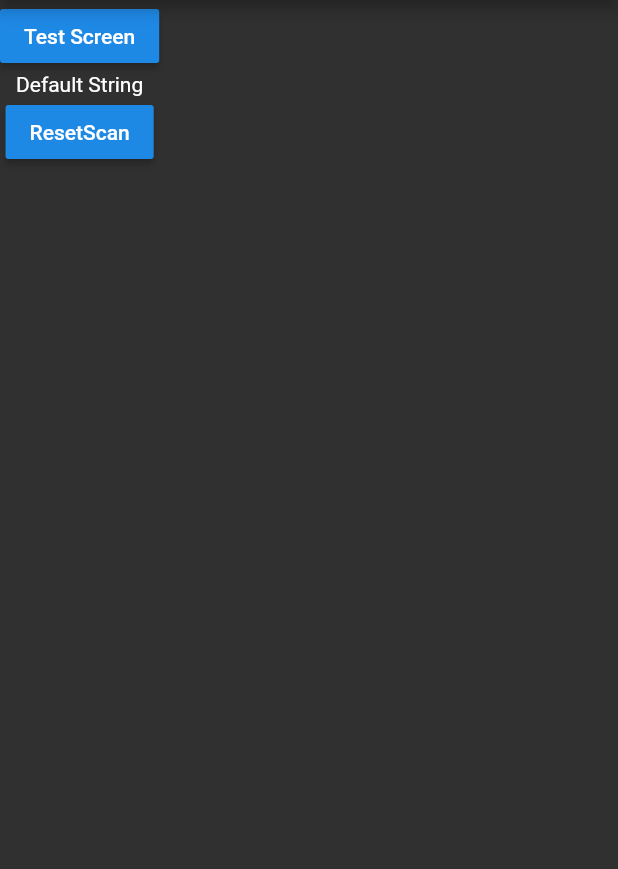
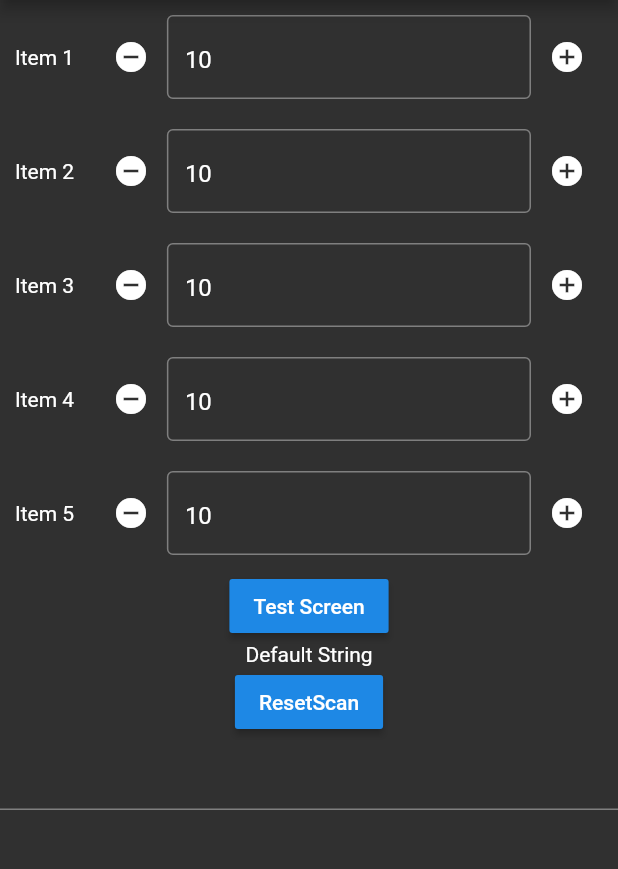
Before and after one commit to dammitcoetzee/simpletory, a Flutter app: the ListItemTestScreen screen opened by its route, on a phone screen of 412 x 824 dp, the part 84-953 px from its top. Run offline on Flutter 3.47's test engine with Material 2 defaults, Android fonts, the light colour scheme and no system bars; missing offline and left inert: barcode_scan.

Commit message:
Start of Item Model, made initial list view of listless pick screen

```diff
--- /dev/null
+++ b/flutter_app/simpletory_app/lib/item_model.dart
@@ -0,0 +1,18 @@
+library item_model;
+
+class Item{
+
+  String itemName;
+  int qty;
+
+  Item(this.itemName, this.qty);
+
+  itemUp(int incrementor){
+    this.qty += incrementor;
+  }
+
+  itemDown(int decrementor){
+    this.qty -= decrementor;
+  }
+
+}
--- a/flutter_app/simpletory_app/lib/simpletory_list_item.dart
+++ b/flutter_app/simpletory_app/lib/simpletory_list_item.dart
@@ -1,27 +1,124 @@
 library simpletory_list_item;
+
 import 'package:flutter/material.dart';
 
 import 'package:barcode_scan/barcode_scan.dart';
 import 'package:flutter/services.dart';
 
 import 'main.dart';
+import 'item_model.dart';
 
-class ListItemTestScreen extends StatefulWidget{
+class ListItemTestScreen extends StatefulWidget {
   @override
   ListItemTestScreenState createState() => ListItemTestScreenState();
 }
 
-class ListItemTestScreenState extends State<ListItemTestScreen>{
-  var _result = "Default String";
+class ListItemTestScreenState extends State<ListItemTestScreen> {
   @override
-  Widget build(BuildContext context){
+  Widget build(BuildContext context) {
     return Scaffold(
-      appBar: SimpletoryAppBar(context, titleName:"List Item Test"),
-      body: Column(children: [RaisedButton(child:Text("Test Screen"), onPressed: _scanQR ,), Text(_result),RaisedButton(child:Text("ResetScan"), onPressed: () {setState(() {
-              this._result = "RESET";
-            });} ,)])
+      appBar: SimpletoryAppBar(context, titleName: "List Item Test"),
+      // body:
+      body: InventoryList(),
     );
   }
+}
+
+class InventoryList extends StatelessWidget {
+  final List<Item> _testList = [
+    Item("Item 1", 10),
+    Item("Item 2", 10),
+    Item("Item 3", 10),
+    Item("Item 4", 10),
+    Item("Item 5", 10),
+  ];
+
+  InventoryList();
+
+  ListView _buildList(
+    context,
+  ) {
+    return ListView.builder(
+      itemCount: (_testList.length + 1),
+      itemBuilder: (context, index) {
+        if (index >= _testList.length) {
+          return TestInventoryCard();
+        } else
+          return InventoryCard(_testList[index]);
+      },
+    );
+  }
+
+  @override
+  Widget build(BuildContext context) {
+    return _buildList(context);
+  }
+}
+
+class InventoryCard extends StatefulWidget {
+  //this is for the card that is used during picking and packing
+
+  final Item _item;
+
+  InventoryCard(this._item);
+
+  @override
+  InventoryCardState createState() {
+    return InventoryCardState(this._item);
+  }
+}
+
+class InventoryCardState extends State<InventoryCard> {
+  InventoryCardState(this._item);
+  Item _item;
+  TextEditingController _controller;
+
+  _returnController(int qty){
+    return TextEditingController(text: qty.toString());
+  }
+
+  @override
+  Widget build(BuildContext context) {
+    return ListTile(
+        contentPadding: EdgeInsets.all(10),
+        leading: Row(children: [
+          Text(this._item.itemName + "    "),
+          IconButton(
+            icon: Icon(Icons.remove_circle),
+            onPressed: () {
+              this._item.itemDown(1);
+              this._controller.text = this._item.qty.toString();
+            },
+          ),
+          Flexible(
+              child: TextFormField(
+                // initialValue: this._item.qty.toString(),
+            decoration: InputDecoration(border: OutlineInputBorder()),
+            controller: _controller = _returnController(this._item.qty),
+          )),
+          IconButton(
+            icon: Icon(Icons.add_circle),
+            onPressed: () {
+              this._item.itemUp(1);
+              this._controller.text = this._item.qty.toString();
+            },
+          ),
+          // ,
+          // TextField(controller: _controller),
+        ]));
+  }
+}
+
+class TestInventoryCard extends StatefulWidget {
+  @override
+  TestInventoryCardState createState() {
+    return TestInventoryCardState();
+  }
+}
+
+class TestInventoryCardState extends State<TestInventoryCard> {
+  var _result = "Default String";
+
   Future _scanQR() async {
     try {
       String qrResult = await BarcodeScanner.scan();
@@ -31,22 +128,37 @@ class ListItemTestScreenState extends State<ListItemTestScreen>{
       return qrResult;
     } on PlatformException catch (ex) {
       if (ex.code == BarcodeScanner.CameraAccessDenied) {
-
         return "Camera permission was denied";
-
       } else {
-
         return "Unknown Error $ex";
-
       }
     } on FormatException {
-
       return "You pressed the back button before scanning anything";
-
     } catch (ex) {
-
       return "Unknown Error $ex";
-
     }
   }
+
+  _testInventoryCard() {
+    return Column(children: [
+      RaisedButton(
+        child: Text("Test Screen"),
+        onPressed: _scanQR,
+      ),
+      Text(_result),
+      RaisedButton(
+        child: Text("ResetScan"),
+        onPressed: () {
+          setState(() {
+            this._result = "RESET";
+          });
+        },
+      ),
+      TextField(),
+    ]);
   }
+
+  Widget build(BuildContext context) {
+    return _testInventoryCard();
+  }
+}
```
Lines whose indentation alone changed are shown as unchanged.
